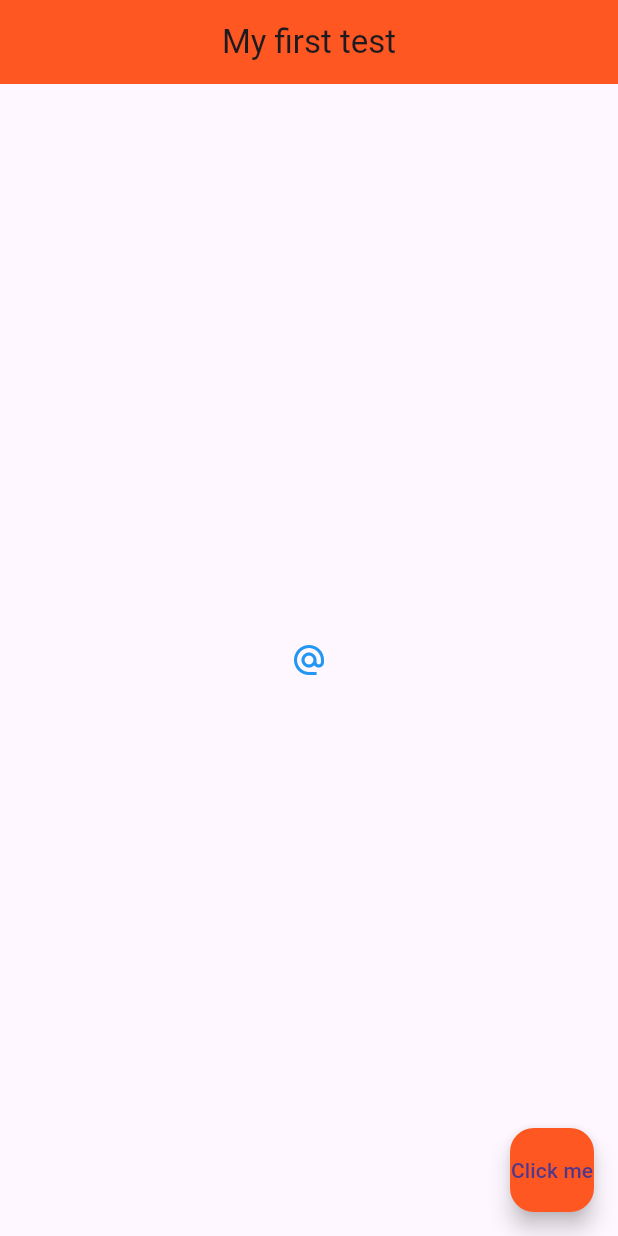
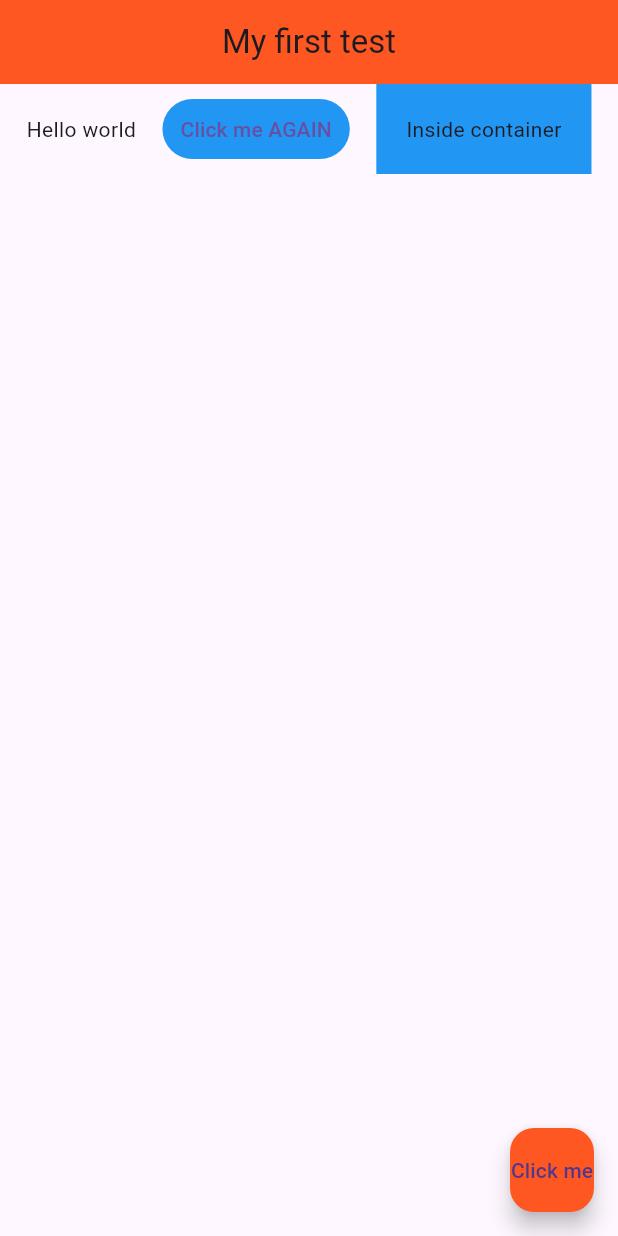
Before and after one commit to yysgru/FlutterTesting, a Flutter app: the screen it shows after launch, on a phone screen of 412 x 824 dp. Run offline on Flutter 3.47's test engine with Material 3 defaults, Android fonts, the phone set to English and light mode, and no system bars.

Commit message:
Paddings, margin and rows. Similar to other languages like Kotlin and HTML

```diff
--- a/test1/lib/main.dart
+++ b/test1/lib/main.dart
@@ -46,7 +46,34 @@ class Home extends StatelessWidget {
         backgroundColor: Colors.deepOrange,
       ),
       //especifica qué es lo que irá debajo de la barra superior
-      body: Center(
+      body: Row(
+        mainAxisAlignment: MainAxisAlignment.spaceEvenly,
+        crossAxisAlignment: CrossAxisAlignment.center,
+        children: [
+          Text("Hello world"),
+          TextButton(
+            onPressed: () {},
+            style: TextButton.styleFrom(backgroundColor: Colors.blue),
+            child: Text("Click me AGAIN"),
+          ),
+          Container(
+            color: Colors.blue,
+            padding: EdgeInsets.all(20),
+            child: Text("Inside container"),
+          ),
+        ],
+      ),
+      //el container es aquel que sirve de envoltorio a otros widgets,
+      //representa el contenedor
+      /*Container(
+            //in the container
+            padding: EdgeInsets.all(20),
+            //outside the container
+            margin: EdgeInsets.all(30),
+            color: Colors.blue,
+            child: Text("Hola"),
+          ),*/
+      /*Center(
         //centraliza todo lo que está metido dentro
         //se pone child porque es el HIJO de un WIDGET
         child:
@@ -84,7 +111,7 @@ class Home extends StatelessWidget {
               icon: Icon(Icons.alternate_email),
               color: Colors.blue,
             ),
-      ),
+      ),*/
       floatingActionButton: FloatingActionButton(
         //función anónima de momento
         onPressed: () {},
```
